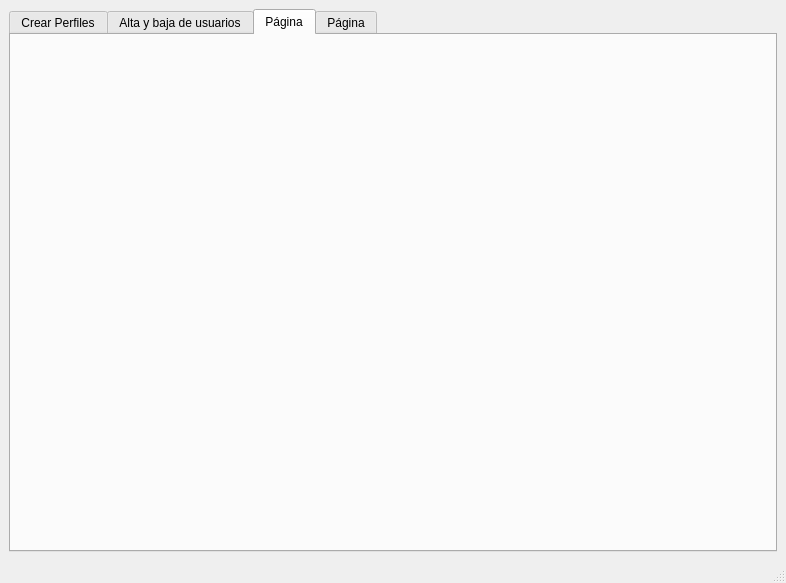
This is src/vista/ui/admin/DashboardAdmin.ui in mbatla00/cediza_IS as Qt 5 draws it before an edit. The edited form follows.
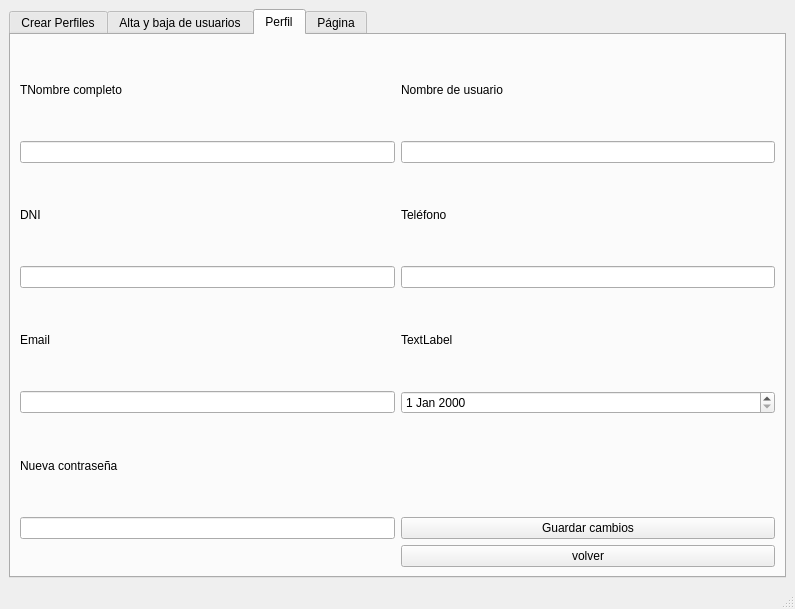
This is the edited form. The open tabs and pages were chosen to show the change.

Commit message: implementaciones nuevas de vista en admin y paciente

```diff
--- a/src/vista/ui/admin/DashboardAdmin.ui
+++ b/src/vista/ui/admin/DashboardAdmin.ui
@@ -6,8 +6,8 @@
    <rect>
     <x>0</x>
     <y>0</y>
-    <width>786</width>
-    <height>583</height>
+    <width>795</width>
+    <height>609</height>
    </rect>
   </property>
   <property name="windowTitle">
@@ -15,8 +15,8 @@
   </property>
   <widget class="QWidget" name="centralwidget">
    <layout class="QGridLayout" name="gridLayout">
-    <item row="0" column="0">
-     <widget class="QTabWidget" name="tabWidget">
+    <item row="1" column="0">
+     <widget class="QTabWidget" name="dashboard">
       <property name="tabPosition">
        <enum>QTabWidget::TabPosition::North</enum>
       </property>
@@ -110,8 +110,98 @@
       </widget>
       <widget class="QWidget" name="tab_7">
        <attribute name="title">
-        <string>Página</string>
+        <string>Perfil</string>
        </attribute>
+       <layout class="QGridLayout" name="gridLayout_3">
+        <item row="0" column="1">
+         <widget class="QLabel" name="label">
+          <property name="text">
+           <string>TNombre completo</string>
+          </property>
+         </widget>
+        </item>
+        <item row="2" column="1">
+         <widget class="QLabel" name="label_3">
+          <property name="text">
+           <string>DNI</string>
+          </property>
+         </widget>
+        </item>
+        <item row="3" column="2">
+         <widget class="QLineEdit" name="txt_perfil_telefono"/>
+        </item>
+        <item row="3" column="1">
+         <widget class="QLineEdit" name="txt_perfil_dni">
+          <property name="maxLength">
+           <number>9</number>
+          </property>
+         </widget>
+        </item>
+        <item row="5" column="1">
+         <widget class="QLineEdit" name="txt_perfil_email"/>
+        </item>
+        <item row="7" column="1">
+         <widget class="QLabel" name="label_6">
+          <property name="text">
+           <string>Nueva contraseña</string>
+          </property>
+         </widget>
+        </item>
+        <item row="2" column="2">
+         <widget class="QLabel" name="label_4">
+          <property name="text">
+           <string>Teléfono</string>
+          </property>
+         </widget>
+        </item>
+        <item row="5" column="2">
+         <widget class="QDateEdit" name="date_perfil_nacimiento"/>
+        </item>
+        <item row="4" column="1">
+         <widget class="QLabel" name="label_5">
+          <property name="text">
+           <string>Email</string>
+          </property>
+         </widget>
+        </item>
+        <item row="0" column="2">
+         <widget class="QLabel" name="label_2">
+          <property name="text">
+           <string>Nombre de usuario</string>
+          </property>
+         </widget>
+        </item>
+        <item row="8" column="1">
+         <widget class="QLineEdit" name="txt_perfil_password"/>
+        </item>
+        <item row="1" column="2">
+         <widget class="QLineEdit" name="txt_perfil_usuario"/>
+        </item>
+        <item row="4" column="2">
+         <widget class="QLabel" name="label_7">
+          <property name="text">
+           <string>TextLabel</string>
+          </property>
+         </widget>
+        </item>
+        <item row="1" column="1">
+         <widget class="QLineEdit" name="txt_perfil_nombre"/>
+        </item>
+        <item row="9" column="2">
+         <widget class="QPushButton" name="btn_perfil_volver">
+          <property name="text">
+           <string>volver</string>
+          </property>
+         </widget>
+        </item>
+        <item row="8" column="2">
+         <widget class="QPushButton" name="pushButton">
+          <property name="text">
+           <string>Guardar cambios</string>
+          </property>
+         </widget>
+        </item>
+       </layout>
       </widget>
       <widget class="QWidget" name="tab_8">
        <attribute name="title">
```
Left out of the diff: 4 changed lines with no effect on the pictures. The commit also changes 9 other files.
